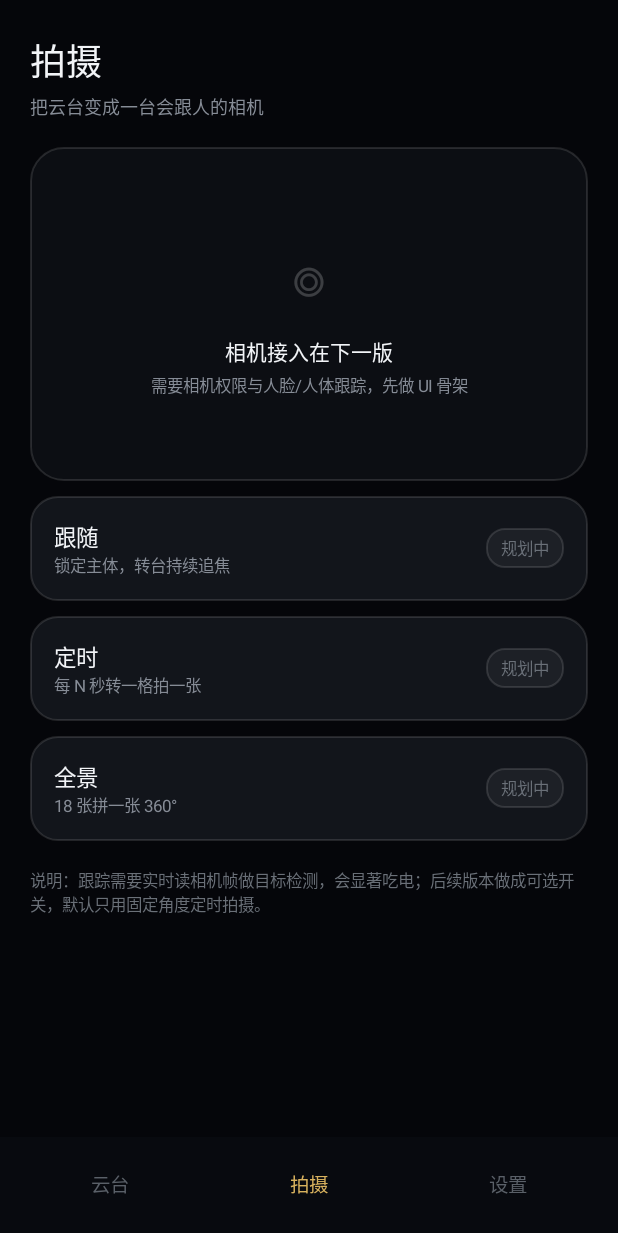
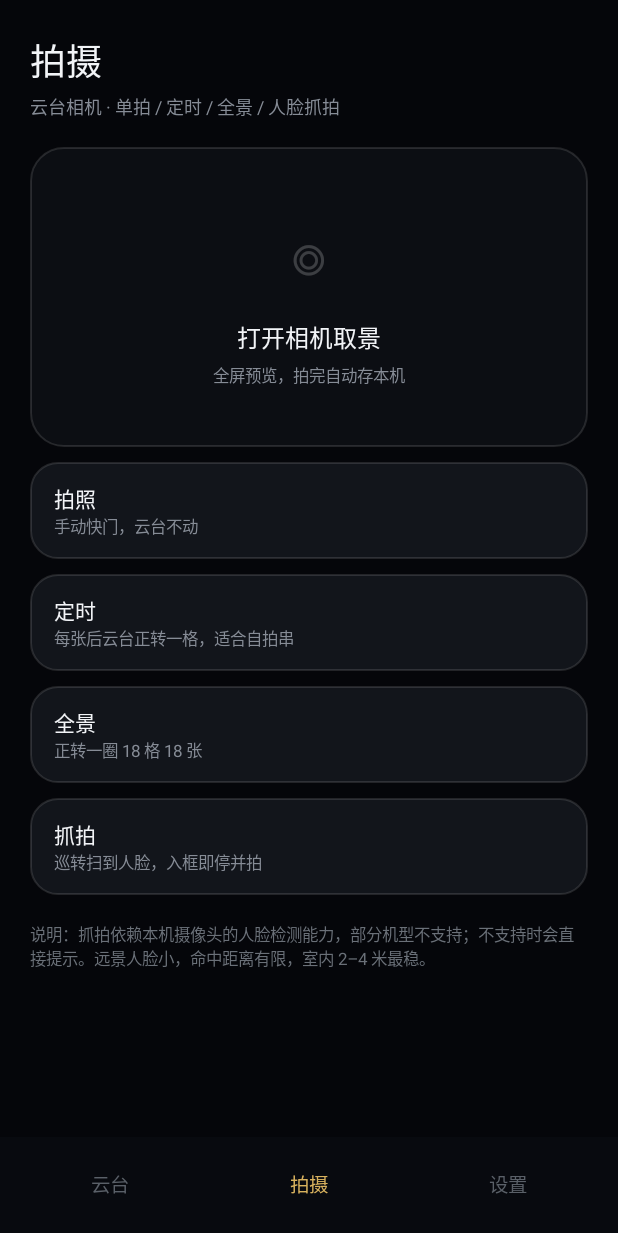
Before and after one commit to xfr1688/pp360-ble, an Android app: the screen it shows after launch (MainActivity), after a tap on "拍摄", on a phone screen of 412 x 824 dp. Shown: the top 1233 px of the screen. Run offline under Robolectric (Android 15) with nearby library versions, the phone set to English and light mode, and no system bars.

Commit message:
feat(android): 拍摄页入口接入，MainActivity 增加给拍摄页用的静态云台桥

```diff
--- a/android/app/src/main/java/com/xfr1688/pp360/MainActivity.java
+++ b/android/app/src/main/java/com/xfr1688/pp360/MainActivity.java
@@ -28,16 +28,20 @@ import java.util.List;
 import java.util.Locale;
 
 /**
- * PP360 云台控制器 —— v0.2 界面。
+ * PP360 云台控制器 —— v0.3 界面。
  *
- * 结构：底部三个入口（云台 / 拍摄 / 设置），控制台收进「开发者选项」。
- * 首页是产品透视图 + 角度读数 + 主操作，扫描结果直接列在页内，优先识别 TL- 设备。
+ * 底部三个入口（云台 / 拍摄 / 设置），拍摄页是独立 Activity（全屏取景），
+ * 控制台收进「开发者选项」。拍摄页通过本类的静态桥发云台命令，保证单 BLE 连接。
  */
 public class MainActivity extends Activity {
 
     private static final int STEP_DEG = 20;
     private static final int RING = 18;
     private static final int STEP_MS = 1000;
+
+    /** 供 ShootActivity 拿云台控制权的弱引用桥 */
+    private static java.lang.ref.WeakReference<MainActivity> INSTANCE =
+            new java.lang.ref.WeakReference<MainActivity>(null);
 
     /* ---------------- 配色：深空黑 + 香槟金 + 冷蓝 ---------------- */
     private static final int C_BG     = 0xFF05060A;
@@ -93,6 +97,7 @@ public class MainActivity extends Activity {
     @Override
     protected void onCreate(Bundle savedInstanceState) {
         super.onCreate(savedInstanceState);
+        INSTANCE = new java.lang.ref.WeakReference<MainActivity>(this);
         buildUi();
         bindEvents();
         try {
@@ -103,7 +108,7 @@ public class MainActivity extends Activity {
         render();
         setPill("未连接", C_DIM);
         refreshBtns();
-        log("PP360 v0.2 启动");
+        log("PP360 v0.3 启动");
 
         if (!ble.isSupported()) {
             setPill("不支持蓝牙", C_RED);
@@ -122,6 +127,9 @@ public class MainActivity extends Activity {
 
     @Override
     protected void onDestroy() {
+        if (INSTANCE.get() == this) {
+            INSTANCE = new java.lang.ref.WeakReference<MainActivity>(null);
+        }
         try {
             if (ble != null) {
                 ble.disconnect();
@@ -136,6 +144,42 @@ public class MainActivity extends Activity {
         super.onRequestPermissionsResult(requestCode, permissions, grantResults);
         if (ble != null) {
             ble.onPermissionResult(requestCode, grantResults);
+        }
+    }
+
+    /* ---------------- 给拍摄页用的静态桥 ---------------- */
+
+    static boolean bleReady() {
+        MainActivity m = INSTANCE.get();
+        return m != null && m.ble != null && m.ble.isConnected();
+    }
+
+    static void shootStep() {
+        MainActivity m = INSTANCE.get();
+        if (m != null) {
+            m.stepOneForShot();
+        }
+    }
+
+    static void shootSpin(boolean on) {
+        MainActivity m = INSTANCE.get();
+        if (m != null && m.ble != null && m.ble.isConnected() && m.spin != on) {
+            m.toggleSpin();
+        }
+    }
+
+    /** 拍摄用的一步：直接发帧，不受 busy 限制，但同步主页角度 */
+    private void stepOneForShot() {
+        if (ble == null || !ble.isConnected()) {
+            return;
+        }
+        if (ble.step()) {
+            sent++;
+            pos = (pos + 1) % RING;
+            if (pos == 0) {
+                laps++;
+            }
+            render();
         }
     }
 
@@ -338,57 +382,64 @@ public class MainActivity extends Activity {
         return lastScroll;
     }
 
+    /** 拍摄分页：单独 Activity 全屏取景，这里只放入口与说明 */
     private View buildShot() {
         LinearLayout col = newPage();
 
         addTop(col, tv("拍摄", 24, C_TEXT, true), 0);
-        addTop(col, tv("把云台变成一台会跟人的相机", 12, C_DIM, false), 4);
+        addTop(col, tv("云台相机 · 单拍 / 定时 / 全景 / 人脸抓拍", 12, C_DIM, false), 4);
 
-        LinearLayout frame = new LinearLayout(this);
-        frame.setOrientation(LinearLayout.VERTICAL);
-        frame.setGravity(Gravity.CENTER);
-        frame.setBackground(round(C_CARD_2, C_LINE, 22, 1));
-        frame.setPadding(dp(16), dp(56), dp(16), dp(56));
-        TextView lens = tv("◎", 44, 0x33FFFFFF, false);
+        LinearLayout card = new LinearLayout(this);
+        card.setOrientation(LinearLayout.VERTICAL);
+        card.setGravity(Gravity.CENTER);
+        card.setBackground(round(C_CARD_2, C_LINE, 22, 1));
+        card.setPadding(dp(18), dp(40), dp(18), dp(40));
+        TextView lens = tv("◎", 46, 0x33FFFFFF, false);
         lens.setGravity(Gravity.CENTER);
-        frame.addView(lens);
-        TextView t1 = tv("相机接入在下一版", 14, C_TEXT, true);
+        card.addView(lens);
+        TextView t1 = tv("打开相机取景", 16, C_TEXT, true);
         t1.setGravity(Gravity.CENTER);
-        addTop(frame, t1, 10);
-        TextView t2 = tv("需要相机权限与人脸/人体跟踪，先做 UI 骨架", 11, C_DIM, false);
+        addTop(card, t1, 12);
+        TextView t2 = tv("全屏预览，拍完自动存本机", 11, C_DIM, false);
         t2.setGravity(Gravity.CENTER);
-        addTop(frame, t2, 4);
-        addTop(col, frame, 18);
+        addTop(card, t2, 5);
+        addTop(col, card, 18);
+        card.setOnClickListener(new View.OnClickListener() {
+            @Override
+            public void onClick(View v) {
+                openShoot();
+            }
+        });
 
         String[][] modes = {
-                {"跟随", "锁定主体，转台持续追焦", "规划中"},
-                {"定时", "每 N 秒转一格拍一张", "规划中"},
-                {"全景", "18 张拼一张 360°", "规划中"}
+                {"拍照", "手动快门，云台不动"},
+                {"定时", "每张后云台正转一格，适合自拍串"},
+                {"全景", "正转一圈 18 格 18 张"},
+                {"抓拍", "巡转扫到人脸，入框即停并拍"}
         };
         for (int i = 0; i < modes.length; i++) {
-            LinearLayout cardRow = row();
-            LinearLayout texts = new LinearLayout(this);
-            texts.setOrientation(LinearLayout.VERTICAL);
-            texts.addView(tv(modes[i][0], 15, C_TEXT, true));
-            texts.addView(tv(modes[i][1], 11, C_DIM, false));
-            LinearLayout.LayoutParams tlp = new LinearLayout.LayoutParams(
-                    0, ViewGroup.LayoutParams.WRAP_CONTENT, 1f);
-            texts.setLayoutParams(tlp);
-            cardRow.addView(texts);
-            TextView st = tv(modes[i][2], 11, 0xFF6A7078, false);
-            st.setPadding(dp(10), dp(5), dp(10), dp(5));
-            st.setBackground(round(0x0CFFFFFF, C_LINE, 12, 1));
-            cardRow.addView(st);
-            cardRow.setBackground(round(C_CARD, C_LINE, 18, 1));
+            LinearLayout r = new LinearLayout(this);
+            r.setOrientation(LinearLayout.VERTICAL);
+            r.setBackground(round(C_CARD, C_LINE, 18, 1));
             int p = dp(16);
-            cardRow.setPadding(p, dp(16), p, dp(16));
-            addTop(col, cardRow, 10);
+            r.setPadding(p, dp(14), p, dp(14));
+            r.addView(tv(modes[i][0], 14, C_TEXT, true));
+            r.addView(tv(modes[i][1], 11, C_DIM, false));
+            addTop(col, r, 10);
         }
 
-        addTop(col, tv("说明：跟踪需要实时读相机帧做目标检测，会显著吃电；后续版本做成可选开关，默认只用固定角度定时拍摄。",
+        addTop(col, tv("说明：抓拍依赖本机摄像头的人脸检测能力，部分机型不支持；不支持时会直接提示。远景人脸小，命中距离有限，室内 2–4 米最稳。",
                 11, 0xFF6A7078, false), 18);
 
         return lastScroll;
+    }
+
+    private void openShoot() {
+        try {
+            startActivity(new android.content.Intent(this, ShootActivity.class));
+        } catch (Exception e) {
+            toast("打不开拍摄页：" + e.getClass().getSimpleName());
+        }
     }
 
     private View buildSettings() {
@@ -445,6 +496,12 @@ public class MainActivity extends Activity {
         devTexts.setLayoutParams(dlp);
         devEntry.addView(devTexts);
         devEntry.addView(tv("›", 22, C_DIM, false));
+        devEntry.setOnClickListener(new View.OnClickListener() {
+            @Override
+            public void onClick(View v) {
+                showPage(3);
+            }
+        });
         addTop(col, devEntry, 12);
 
         LinearLayout about = new LinearLayout(this);
@@ -452,8 +509,9 @@ public class MainActivity extends Activity {
         about.setBackground(round(C_CARD, C_LINE, 18, 1));
         about.setPadding(p, dp(16), p, dp(16));
         about.addView(tv("关于", 11, C_DIM, false));
-        addTop(about, tv("PP360 v0.2", 14, C_TEXT, true), 6);
+        addTop(about, tv("PP360 v0.3", 14, C_TEXT, true), 6);
         addTop(about, tv("协议来自 com.deepai.paipai v2.2.6 静态逆向 · 未使用第三方代码", 11, C_DIM, false), 4);
+        addTop(about, tv("照片目录：Android/data/com.xfr1688.pp360/files/shots", 11, C_DIM, false), 4);
         addTop(about, tv("开源：github.com/xfr1688/pp360-ble", 11, 0xFF6A7078, false), 4);
         addTop(col, about, 12);
 
@@ -622,12 +680,6 @@ public class MainActivity extends Activity {
                     devList.addView(deviceRow(unnamed.get(i), true));
                 }
                 tvOther.setVisibility(View.GONE);
-            }
-        });
-        devEntry.setOnClickListener(new View.OnClickListener() {
-            @Override
-            public void onClick(View v) {
-                showPage(3);
             }
         });
         swAuto.setOnCheckedChangeListener(new android.widget.CompoundButton.OnCheckedChangeListener() {
```
